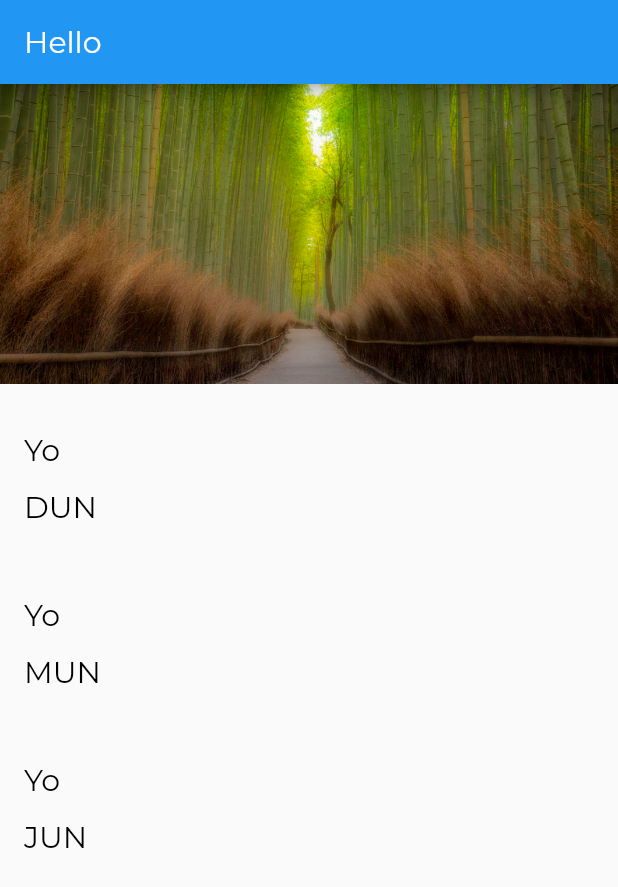
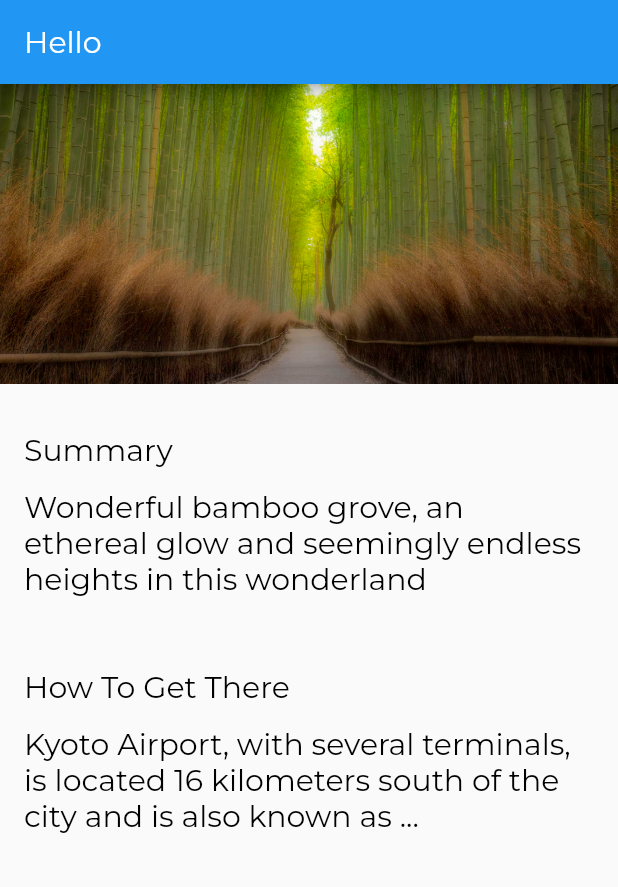
Before and after one commit to 4ndrelim/flutter_tutorial, a Flutter app: the screen it shows after launch, on a phone screen of 412 x 824 dp. Shown: the top 887 px of the screen. Run offline on Flutter 3.47's test engine with Material 2 defaults, Android fonts, the phone set to English and light mode, and no system bars.

Commit message:
Update location_detail page to feature a location and its accompanying text

```diff
--- /dev/null
+++ b/lib/models/location.dart
@@ -0,0 +1,21 @@
+import 'package:flutter/material.dart';
+import 'location_fact.dart';
+
+class Location {
+  String name;
+  String imagePath;
+  final List<LocationFact> facts;
+
+  Location(this.name, this.imagePath, this.facts);
+
+  static List<Location> fetchAll() {
+    return [
+      Location('Arashiyama Bamboo Grove', 'assets/images/Arashiyama.jpg', [
+        LocationFact('Summary',
+            "Wonderful bamboo grove, an ethereal glow and seemingly endless heights in this wonderland"),
+        LocationFact('How To Get There',
+            'Kyoto Airport, with several terminals, is located 16 kilometers south of the city and is also known as ...'),
+      ]),
+    ];
+  }
+}
--- /dev/null
+++ b/lib/models/location_fact.dart
@@ -0,0 +1,5 @@
+class LocationFact {
+  final String title;
+  final String text;
+  LocationFact(this.title, this.text);
+}
--- a/lib/screens/location_detail/location_detail.dart
+++ b/lib/screens/location_detail/location_detail.dart
@@ -1,10 +1,13 @@
 import 'package:flutter/material.dart';
 import 'image_banner.dart';
 import 'text_section.dart';
+import '../../models/location.dart';
 
 class LocationDetail extends StatelessWidget {
   @override
   Widget build(BuildContext context) {
+    final locations = Location.fetchAll();
+    final location = locations.first; // get element at first index
     return Scaffold(
       appBar: AppBar(
         title: Text('Hello'),
@@ -14,12 +17,16 @@ class LocationDetail extends StatelessWidget {
         crossAxisAlignment: CrossAxisAlignment
             .stretch, // each item stretch from left to right on the crossAxis
         children: [
-          ImageBanner("assets/images/Arashiyama.jpg"),
-          TextSection('Yo', 'DUN'),
-          TextSection('Yo', 'MUN'),
-          TextSection('Yo', 'JUN'),
-        ],
+          ImageBanner(location.imagePath),
+        ]..addAll(textSections(
+            location)), // cascade operator to append all objects in an iterable to the existing list
       ),
     );
   }
+
+  List<Widget> textSections(Location location) {
+    return location.facts
+        .map((fact) => TextSection(fact.title, fact.text))
+        .toList();
+  }
 }
```
